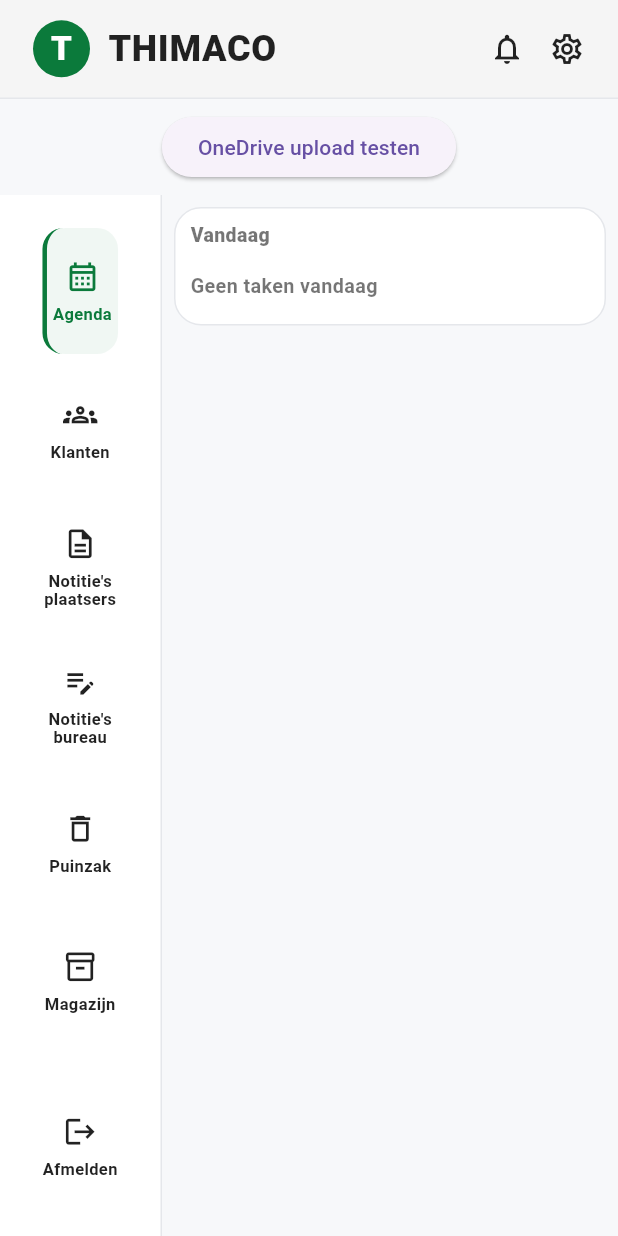
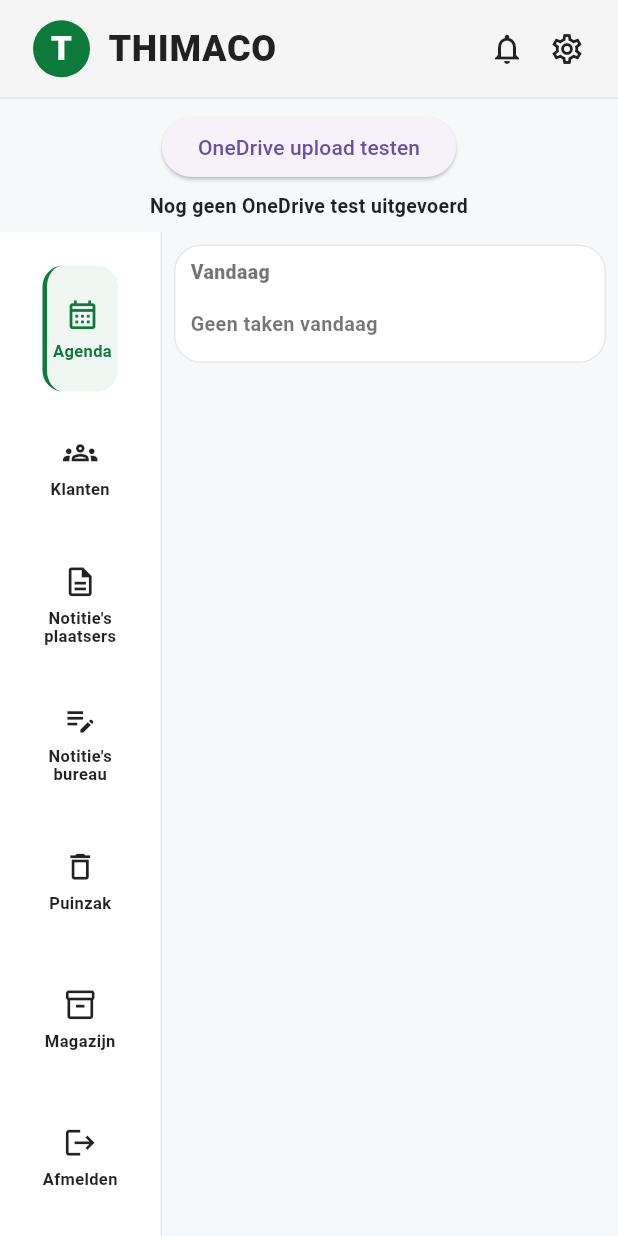
Before and after one commit to GeertLaverge/eerste_app, a Flutter app: the screen it shows after launch, on a phone screen of 412 x 824 dp. Run offline on Flutter 3.47's test engine with Material 3 defaults, Android fonts, the phone set to English and light mode, and no system bars; our stand-ins replace shared_preferences; missing offline and left inert: flutter_appauth.

Commit message:
OneDrive debug

```diff
--- a/lib/paginas/home_pagina_nieuw.dart
+++ b/lib/paginas/home_pagina_nieuw.dart
@@ -6,16 +6,38 @@ import '../helpers/homepagina/home_zij_menu.dart';
 import '../helpers/homepagina/home_planning_helper.dart';
 import '../helpers/sync/onedrive_sync_service.dart';
 
-class HomePaginaNieuw extends StatelessWidget {
+class HomePaginaNieuw extends StatefulWidget {
   const HomePaginaNieuw({
     super.key,
   });
 
+  @override
+  State<HomePaginaNieuw> createState() => _HomePaginaNieuwState();
+}
+
+class _HomePaginaNieuwState extends State<HomePaginaNieuw> {
   static const achtergrond = Color(0xFFF7F8FA);
+
+  String syncMelding = 'Nog geen OneDrive test uitgevoerd';
+
+  Future<void> testOneDriveUpload() async {
+    setState(() {
+      syncMelding = 'OneDrive test gestart...';
+    });
+
+    final melding = await OneDriveSyncService().uploadTestbestand();
+
+    if (!mounted) return;
+
+    setState(() {
+      syncMelding = melding;
+    });
+  }
 
   @override
   Widget build(BuildContext context) {
     final planningVandaag = HomePlanningHelper.planningVandaag();
+
     final dagTakenVandaag = HomePlanningHelper.dagTakenVandaag();
 
     return Scaffold(
@@ -26,23 +48,25 @@ class HomePaginaNieuw extends StatelessWidget {
             const HomeBovenBalk(),
             Padding(
               padding: const EdgeInsets.all(8),
-              child: ElevatedButton(
-                onPressed: () async {
-                  final melding =
-                      await OneDriveSyncService().uploadTestbestand();
-
-                  if (context.mounted) {
-                    ScaffoldMessenger.of(context).showSnackBar(
-                      SnackBar(
-                        duration: const Duration(seconds: 8),
-                        content: Text(melding),
-                      ),
-                    );
-                  }
-                },
-                child: const Text(
-                  'OneDrive upload testen',
-                ),
+              child: Column(
+                children: [
+                  ElevatedButton(
+                    onPressed: testOneDriveUpload,
+                    child: const Text(
+                      'OneDrive upload testen',
+                    ),
+                  ),
+                  const SizedBox(height: 6),
+                  Text(
+                    syncMelding,
+                    textAlign: TextAlign.center,
+                    style: const TextStyle(
+                      fontSize: 13,
+                      fontWeight: FontWeight.w700,
+                      color: Colors.black87,
+                    ),
+                  ),
+                ],
               ),
             ),
             Expanded(
--- a/pubspec.yaml
+++ b/pubspec.yaml
@@ -2,7 +2,7 @@ name: eerste_app
 description: Eerste Flutter applicatie
 publish_to: 'none'
 
-version: 1.0.0+7
+version: 1.0.0+8
 
 environment:
   sdk: ">=3.3.0 <4.0.0"
```
